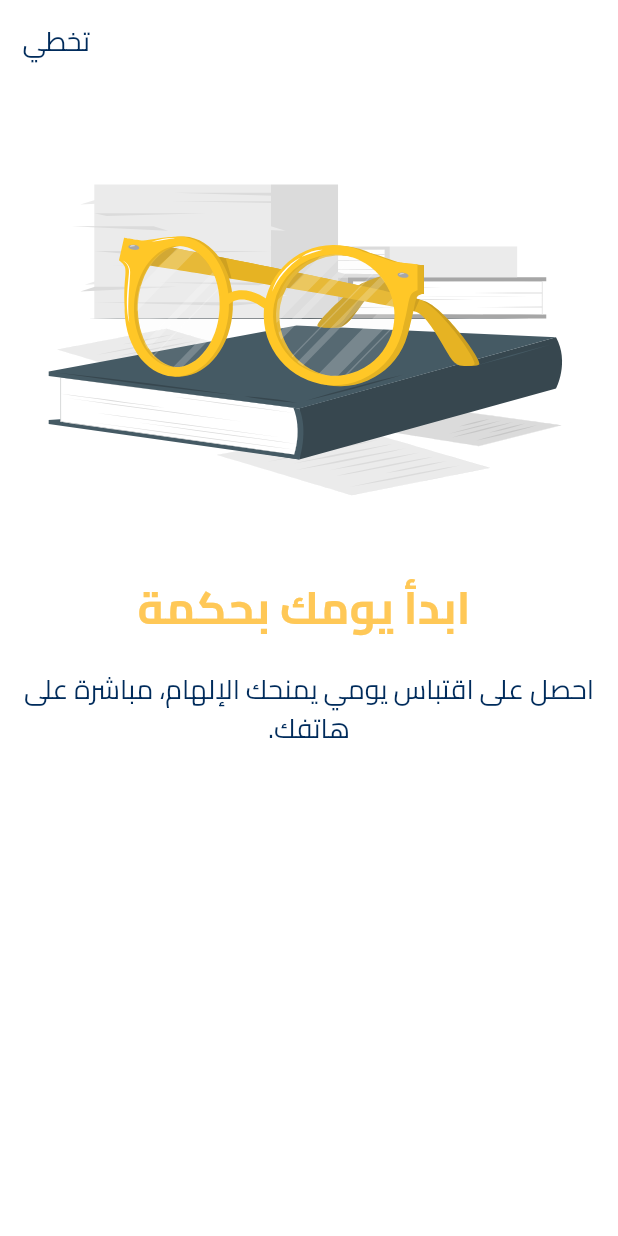
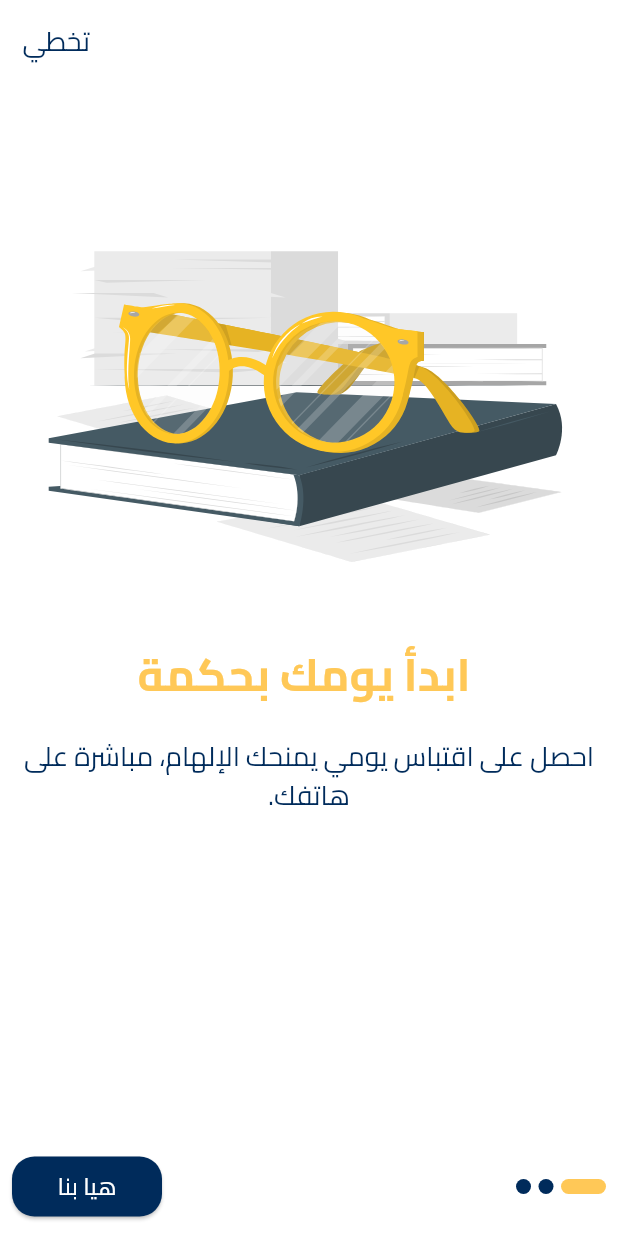
Before and after one commit to ahmedlearnSimply/quote, a Flutter app: the screen it shows after launch, on a phone screen of 412 x 824 dp. Run offline on Flutter 3.47's test engine with Material 3 defaults, Android fonts, the phone set to English and light mode, and no system bars; drawn by our look-alikes of smooth_page_indicator; our stand-ins replace flutter_svg, gap, shared_preferences.

Commit message:
onboarding

```diff
--- a/lib/core/widgets/custom_button.dart
+++ b/lib/core/widgets/custom_button.dart
@@ -35,7 +35,7 @@ class CustomButton extends StatelessWidget {
           child: Text(
             text,
             style:
-                getTitleStyle(color: AppColors.white, fontSize: fontsize ?? 16),
+                getBodyStyle(color: AppColors.white, fontSize: fontsize ?? 16),
           )),
     );
   }
--- a/lib/feature/onboarding/pages/onborading_page.dart
+++ b/lib/feature/onboarding/pages/onborading_page.dart
@@ -6,7 +6,9 @@ import 'package:gap/gap.dart';
 import 'package:quote/core/utils/app_assets.dart';
 import 'package:quote/core/utils/appcolors.dart';
 import 'package:quote/core/utils/textstyle.dart';
+import 'package:quote/core/widgets/custom_button.dart';
 import 'package:quote/feature/onboarding/model/onboradingModel.dart';
+import 'package:smooth_page_indicator/smooth_page_indicator.dart';
 
 class OnboradingPage extends StatefulWidget {
   const OnboradingPage({super.key});
@@ -16,6 +18,7 @@ class OnboradingPage extends StatefulWidget {
 }
 
 class _OnboradingPageState extends State<OnboradingPage> {
+  PageController _pageController = new PageController();
   @override
   Widget build(BuildContext context) {
     return Scaffold(
@@ -46,6 +49,9 @@ class _OnboradingPageState extends State<OnboradingPage> {
                 itemBuilder: (context, index) {
                   return Column(
                     children: [
+                      Spacer(
+                        flex: 1,
+                      ),
                       SvgPicture.asset(
                         height: 300,
                         onboradingPages[index].image ?? '',
@@ -71,10 +77,41 @@ class _OnboradingPageState extends State<OnboradingPage> {
                           textAlign: TextAlign.center,
                         ),
                       ),
+                      Spacer(
+                        flex: 5,
+                      ),
                     ],
                   );
                 },
-            ))
+              ),
+            ),
+            SizedBox(
+              height: 50,
+              width: double.infinity,
+              child: Row(
+                children: [
+                  SmoothPageIndicator(
+                    effect: ExpandingDotsEffect(
+                      activeDotColor: AppColors.secondary,
+                      dotColor: AppColors.primary,
+                      dotWidth: 10,
+                      spacing: 5,
+                      dotHeight: 10,
+                    ),
+                    count: onboradingPages.length,
+                    controller: _pageController,
+                  ),
+                  Spacer(),
+                  CustomButton(
+                    width: 100,
+                    height: 40,
+                    fontsize: 16,
+                    text: "هيا بنا",
+                    onPressed: () {},
+                  )
+                ],
+              ),
+            ),
           ],
         ),
       ),
--- a/pubspec.yaml
+++ b/pubspec.yaml
@@ -15,6 +15,7 @@ dependencies:
   gap: ^3.0.1
   localization: ^2.1.1
   shared_preferences: ^2.5.2
+  smooth_page_indicator: ^1.2.1
 
 dev_dependencies:
   flutter_lints: ^4.0.0
```
Also changed, not shown: pubspec.lock. Lines whose indentation alone changed are shown as unchanged.
